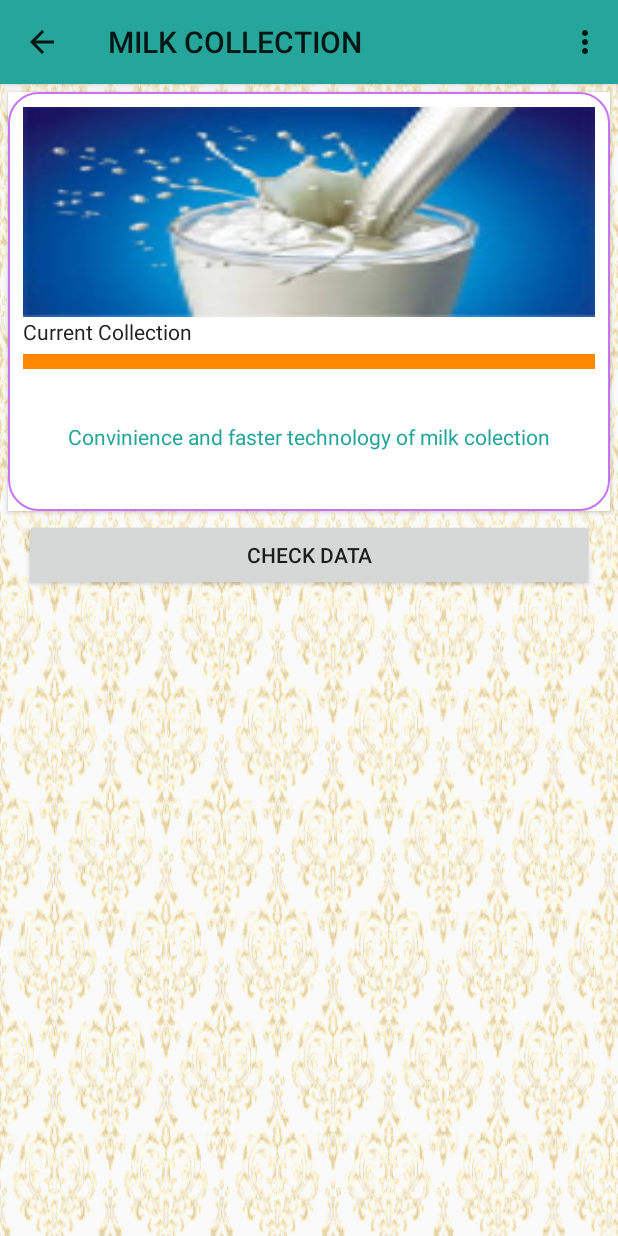
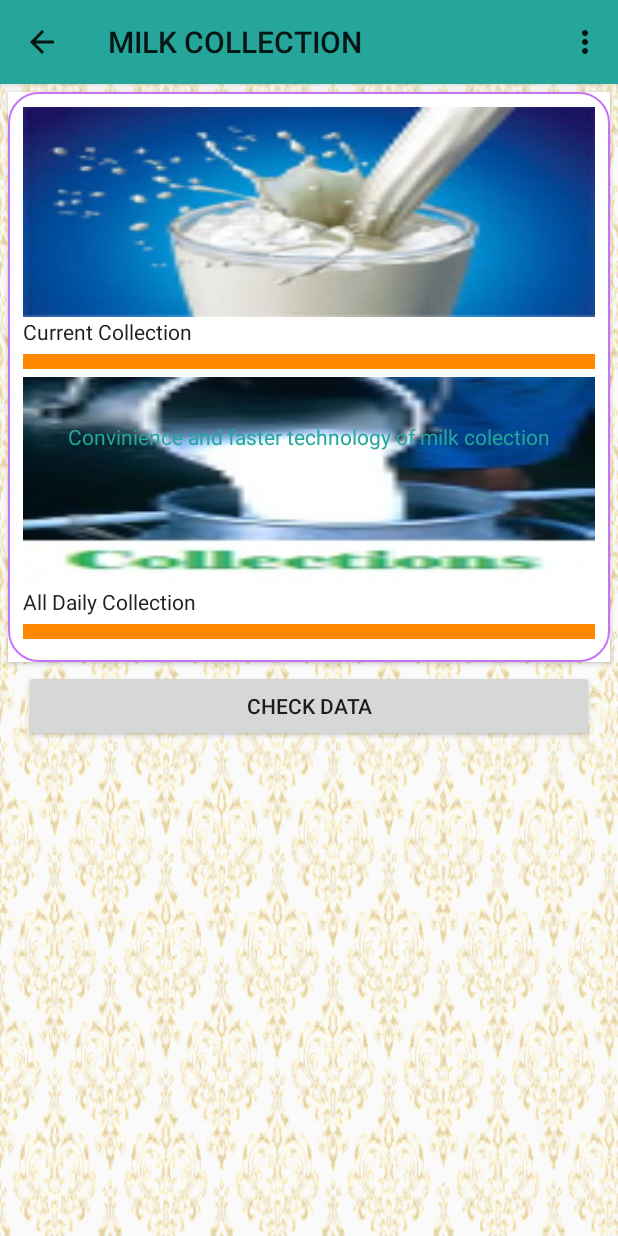
Before and after one commit to Omwitsa/easyma_new, an Android app: the CollectionActivity screen opened directly, with no data from a screen before it, on a phone screen of 412 x 824 dp. Run offline under Robolectric (Android 15) with nearby library versions, the phone set to English and light mode, and no system bars; libraries missing offline, so code that uses them is left out: com.google.firebase.crashlytics.

Commit message:
Show daily report

```diff
--- a/app/src/main/java/com/myactivities/CollectionActivity.java
+++ b/app/src/main/java/com/myactivities/CollectionActivity.java
@@ -50,12 +50,14 @@ public class CollectionActivity extends MainPrintActivity implements OnClickList
         getSupportActionBar().setDisplayHomeAsUpEnabled(true);
         getSupportActionBar().setDisplayShowHomeEnabled(true);
 
+        ImageView btndcol = (ImageView) findViewById(R.id.dcollection);
         ImageView btnCcoll = (ImageView) findViewById(R.id.ccollection);
         Data=findViewById(R.id.btn_Enquiry);
 
 
         Data.setOnClickListener(this);
 
+        btndcol.setOnClickListener(this);
         btnCcoll.setOnClickListener(this);
 
     }
@@ -101,9 +103,11 @@ public class CollectionActivity extends MainPrintActivity implements OnClickList
     public void onClick(View v) {
         // TODO Auto-generated method stub
         switch (v.getId()) {
+            case R.id.dcollection:
+                Intent pcollectionIntent = new Intent(getApplicationContext(), DailyReportsActivity.class);
+                startActivity(pcollectionIntent);
+                break;
             case R.id.ccollection:
-                //if connection not yet established:
-
                 Intent ccollectionIntent = new Intent(getApplicationContext(), MonitorActivity.class);
                 startActivity(ccollectionIntent);
                 break;
--- a/app/src/main/res/layout/collection.xml
+++ b/app/src/main/res/layout/collection.xml
@@ -62,6 +62,33 @@
                 android:layout_below="@+id/text2"
                 android:background="#ff8800"/>
 
+            <ImageView
+                android:id="@+id/dcollection"
+                android:layout_width="match_parent"
+                android:layout_height="140dp"
+                android:layout_below="@+id/separatord"
+                android:background="?attr/selectableItemBackgroundBorderless"
+                android:clickable="true"
+                android:scaleType="fitXY"
+                android:src="@mipmap/col3" />
+            <TextView
+                android:layout_width="match_parent"
+                android:layout_height="wrap_content"
+                android:text="All Daily Collection"
+                android:id="@+id/text1"
+                android:textColor="@color/jet"
+                android:layout_below="@+id/dcollection"/>
+
+
+            <View
+                android:id="@+id/separatord2"
+                android:layout_width="match_parent"
+                android:layout_height="10dp"
+                android:layout_marginTop="5dp"
+                android:layout_marginBottom="5dp"
+                android:layout_below="@+id/text1"
+                android:background="#ff8800"/>
+
             <TextView
                 android:id="@+id/txt"
                 android:layout_width="fill_parent"
```
Also changed, not shown: app/src/main/java/com/myactivities/DailyReportsActivity.java (+3 -41 lines), app/src/main/java/com/myactivities/MonitorActivity.java (+2 -5 lines), app/src/main/res/layout/activity_dailyreport.xml (+0 -8 lines), 104 other files.
